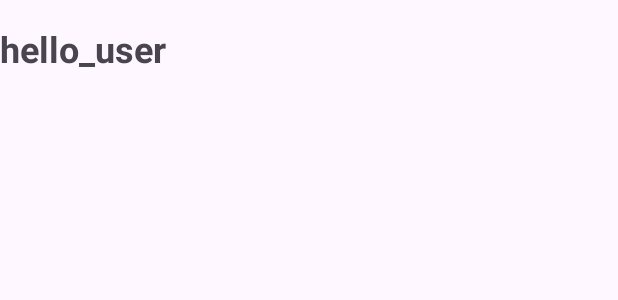
After one commit to WeLoveFishKu/WeLoveFishKu_Project, an Android app: the layout item_information_placeholder.xml on its own in the app's theme, with its tools: preview values and no code run, on a phone screen of 412 x 824 dp. The commit adds this screen. Shown: the top 300 px of the screen. Run offline under Robolectric (Android 15) with nearby library versions, the phone set to English and light mode, and no system bars; network calls fail.

Commit message:
add new item

```diff
--- a/Fishku-Seller-master/app/src/main/AndroidManifest.xml
+++ b/Fishku-Seller-master/app/src/main/AndroidManifest.xml
@@ -27,9 +27,9 @@
         android:usesCleartextTraffic="true"
         tools:targetApi="31">
 
-        <meta-data
-            android:name="com.google.android.geo.API_KEY"
-            android:value="${GCP_API_KEY}" />
+<!--        <meta-data-->
+<!--            android:name="com.google.android.geo.API_KEY"-->
+<!--            android:value="${GCP_API_KEY}" />-->
 
         <activity
             android:name=".presentation.ui.order.detail.AddressActivity"
--- a/Fishku-Seller-master/app/src/main/res/layout/fragment_home.xml
+++ b/Fishku-Seller-master/app/src/main/res/layout/fragment_home.xml
@@ -119,6 +119,7 @@
             android:layout_height="wrap_content"
             android:orientation="vertical">
 
+
             <include layout="@layout/item_menu_placeholder" />
             <include layout="@layout/item_menu_placeholder" />
             <include layout="@layout/item_menu_placeholder" />
--- /dev/null
+++ b/Fishku-Seller-master/app/src/main/res/layout/item_information_placeholder.xml
@@ -0,0 +1,19 @@
+<?xml version="1.0" encoding="utf-8"?>
+<androidx.constraintlayout.widget.ConstraintLayout xmlns:android="http://schemas.android.com/apk/res/android"
+    android:id="@+id/item_menu"
+    android:layout_width="match_parent"
+    android:layout_height="wrap_content"
+    android:layout_marginVertical="@dimen/activity_vertical_margin">
+
+    <TextView
+        android:id="@+id/tv_user"
+        android:layout_width="wrap_content"
+        android:layout_height="wrap_content"
+        android:text="@string/hello_figo_akmal"
+        android:textStyle="bold"
+        android:textSize="24sp"
+
+        />
+
+
+</androidx.constraintlayout.widget.ConstraintLayout>
--- /dev/null
+++ b/Fishku-Seller-master/app/src/main/res/values-v23/strings.xml
@@ -0,0 +1,4 @@
+<?xml version="1.0" encoding="utf-8"?>
+<resources>
+    <string name="hello_figo_akmal">hello_user</string>
+</resources>
--- a/Fishku-Seller-master/app/src/main/res/values/strings.xml
+++ b/Fishku-Seller-master/app/src/main/res/values/strings.xml
@@ -176,5 +176,8 @@
     <string name="title_activity_address">AddressActivity</string>
     <string name="delivery_location">Lokasi pengiriman</string>
     <string name="tpi_address">Jl. Sidik Harun, Ujungbatu III, Ujungbatu, Kec. Jepara, Kabupaten Jepara, Jawa Tengah</string>
+    <!-- TODO: Remove or change this placeholder text -->
+    <string name="hello_blank_fragment">Hello blank fragment</string>
+    <string name="hello_figo_akmal">hello_user</string>
 
 </resources>
```
